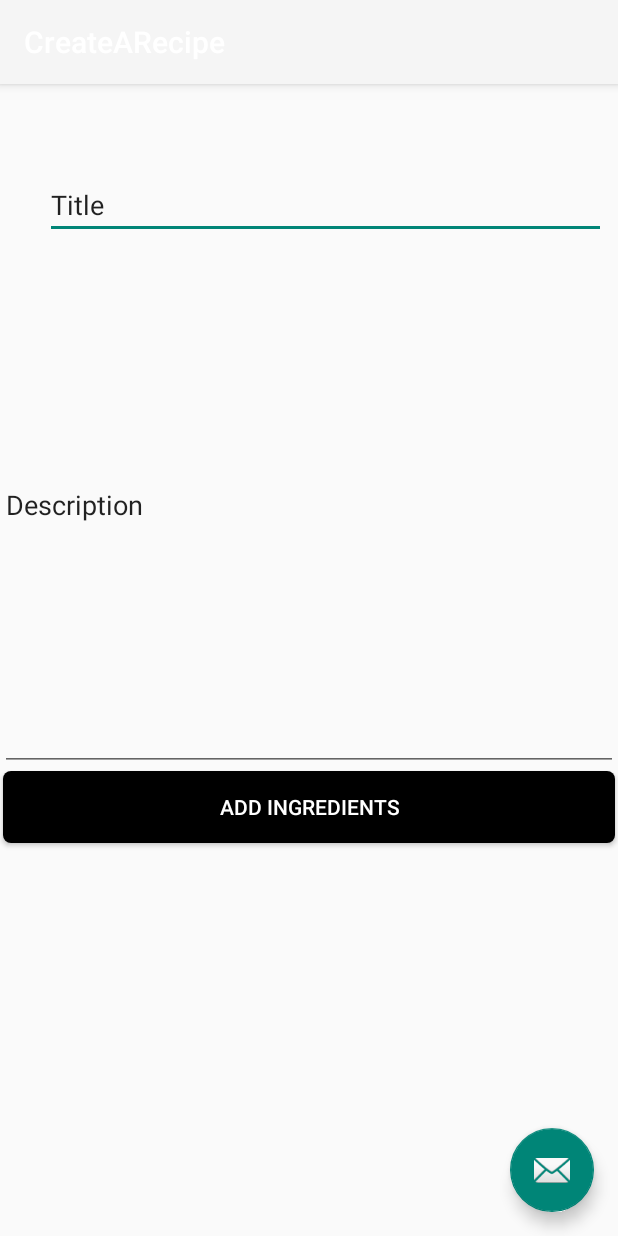
After one commit to JackoRo/SWEngAndroidApp, an Android app: the CreateARecipe screen opened directly, with no data from a screen before it, on a phone screen of 412 x 824 dp. The commit adds this screen. Run offline under Robolectric (Android 15) with nearby library versions, the phone set to English and light mode, and no system bars.

Commit message:
Current state of create a recipe page as of 22:30 on 6/4/18, just so the latest version is available. Done: -Text Views for Title and Description. -Button to add ingredients. -Constraint inference.
To Do:
-Header bar.
-Step image buttons.
-Functionality.
-Step activity screen.

```diff
--- a/app/src/main/AndroidManifest.xml
+++ b/app/src/main/AndroidManifest.xml
@@ -17,92 +17,96 @@
         android:roundIcon="@mipmap/ic_launcher_round"
         android:supportsRtl="true"
         android:theme="@style/Theme.AppCompat.Light">
-    `
+        `
         <activity
             android:name=".HomeActivity"
             android:label="@string/app_name"
-            android:noHistory = "false">
+            android:noHistory="false">
             <intent-filter>
                 <action android:name="android.intent.action.MAIN" />
+
                 <category android:name="android.intent.category.LAUNCHER" />
-
             </intent-filter>
         </activity>
-
         <activity
             android:name=".ShoppinglistActivity"
             android:label="@string/app_name"
             android:parentActivityName=".HomeActivity">
             <intent-filter>
                 <action android:name="android.intent.action.MAIN" />
+
                 <category android:name="android.intent.category.LAUNCHER" />
             </intent-filter>
         </activity>
-
         <activity
             android:name=".FavouritesActivity"
             android:label="@string/app_name"
             android:parentActivityName=".HomeActivity">
             <intent-filter>
                 <action android:name="android.intent.action.MAIN" />
+
                 <category android:name="android.intent.category.LAUNCHER" />
             </intent-filter>
         </activity>
-
         <activity
             android:name=".InstructionalVideoActivity"
             android:label="@string/app_name"
             android:parentActivityName=".HomeActivity">
             <intent-filter>
                 <action android:name="android.intent.action.MAIN" />
+
                 <category android:name="android.intent.category.LAUNCHER" />
             </intent-filter>
         </activity>
-
         <activity
             android:name=".HistoryActivity"
             android:label="@string/app_name"
             android:parentActivityName=".HomeActivity">
             <intent-filter>
                 <action android:name="android.intent.action.MAIN" />
+
                 <category android:name="android.intent.category.LAUNCHER" />
             </intent-filter>
         </activity>
 
         <service android:name=".PythonClient" />
 
-
-        <activity android:name=".PresentationActivity"
+        <activity
+            android:name=".PresentationActivity"
             android:parentActivityName=".RecipeSelectionActivity">
             <intent-filter>
                 <action android:name="android.intent.action.MAIN" />
+
                 <category android:name="android.intent.category.LAUNCHER" />
             </intent-filter>
         </activity>
-
-        <activity android:name=".EditFieldClass"/>
-        <activity android:name=".EditMessageClass"/>
-
+        <activity android:name=".EditFieldClass" />
+        <activity android:name=".EditMessageClass" />
         <activity
             android:name=".RecipeSelectionActivity"
-            android:parentActivityName=".HomeActivity"
+            android:label="@string/app_name"
             android:launchMode="singleTop"
-            android:label="@string/app_name">
+            android:parentActivityName=".HomeActivity">
             <intent-filter>
                 <action android:name="android.intent.action.MAIN" />
+
                 <category android:name="android.intent.category.LAUNCHER" />
             </intent-filter>
         </activity>
-
         <activity
             android:name=".SearchpageActivity"
-            android:parentActivityName=".HomeActivity"
-            android:label="@string/app_name">
+            android:label="@string/app_name"
+            android:parentActivityName=".HomeActivity">
             <intent-filter>
                 <action android:name="android.intent.action.MAIN" />
+
                 <category android:name="android.intent.category.LAUNCHER" />
             </intent-filter>
         </activity>
+        <activity
+            android:name=".CreateARecipe"
+            android:label="@string/title_activity_create_arecipe"
+            android:theme="@style/Theme.AppCompat.Light.NoActionBar"></activity>
     </application>
 
 </manifest>
--- /dev/null
+++ b/app/src/main/java/com/group3/swengandroidapp/CreateARecipe.java
@@ -0,0 +1,29 @@
+package com.group3.swengandroidapp;
+
+import android.os.Bundle;
+import android.support.design.widget.FloatingActionButton;
+import android.support.design.widget.Snackbar;
+import android.support.v7.app.AppCompatActivity;
+import android.support.v7.widget.Toolbar;
+import android.view.View;
+
+public class CreateARecipe extends AppCompatActivity {
+
+    @Override
+    protected void onCreate(Bundle savedInstanceState) {
+        super.onCreate(savedInstanceState);
+        setContentView(R.layout.activity_create_arecipe);
+        Toolbar toolbar = (Toolbar) findViewById(R.id.toolbar);
+        setSupportActionBar(toolbar);
+
+        FloatingActionButton fab = (FloatingActionButton) findViewById(R.id.fab);
+        fab.setOnClickListener(new View.OnClickListener() {
+            @Override
+            public void onClick(View view) {
+                Snackbar.make(view, "Replace with your own action", Snackbar.LENGTH_LONG)
+                        .setAction("Action", null).show();
+            }
+        });
+    }
+
+}
--- a/app/src/main/java/com/group3/swengandroidapp/MainActivity.java
+++ b/app/src/main/java/com/group3/swengandroidapp/MainActivity.java
@@ -53,27 +53,6 @@ public class MainActivity extends AppCompatActivity {
         //final Context thisContext = this;
         //super.onCreate(savedInstanceState);
         //setContentView(R.layout.activity_main);
-
-        //listenButtons();
-        /*add_button.setOnClickListener(new View.OnClickListener() {
-            @Override
-            public void onClick(View view) {
-                if (((ToggleButton) view).isChecked()) {
-                    DisplayToast("Toggle button is On");
-                }
-                else{
-                    DisplayToast("Toggle button is Off");
-                }
-            }
-        });*/
-
-        /*view_button.setOnClickListener(new View.OnClickListener() {
-            @Override
-            public void onClick(View view) {
-                DisplayToast("You have clicked the Save button");
-                //viewFavourites();
-            }
-        });*/
 
         mDrawerLayout = (DrawerLayout) findViewById(R.id.drawer_layout);
         mTitle = mDrawerTitle = getTitle();
--- /dev/null
+++ b/app/src/main/res/drawable/rounded_button.xml
@@ -0,0 +1,16 @@
+<?xml version="1.0" encoding="utf-8"?>
+    <shape xmlns:android="http://schemas.android.com/apk/res/android">
+        <solid android:color="@color/buttonColour"/>
+
+        <padding
+            android:left="1dp"
+            android:top="1dp"
+            android:right="1dp"
+            android:bottom="1dp"/>
+
+        <corners
+            android:bottomRightRadius="5dip"
+            android:bottomLeftRadius="5dip"
+            android:topLeftRadius="5dip"
+            android:topRightRadius="5dip"/>
+    </shape>
--- /dev/null
+++ b/app/src/main/res/layout/activity_create_arecipe.xml
@@ -0,0 +1,33 @@
+<?xml version="1.0" encoding="utf-8"?>
+<android.support.design.widget.CoordinatorLayout xmlns:android="http://schemas.android.com/apk/res/android"
+    xmlns:app="http://schemas.android.com/apk/res-auto"
+    xmlns:tools="http://schemas.android.com/tools"
+    android:layout_width="match_parent"
+    android:layout_height="match_parent"
+    tools:context="com.group3.swengandroidapp.CreateARecipe">
+
+    <android.support.design.widget.AppBarLayout
+        android:layout_width="match_parent"
+        android:layout_height="wrap_content"
+        android:theme="@style/AppBarOverlay">
+
+        <android.support.v7.widget.Toolbar
+            android:id="@+id/toolbar"
+            android:layout_width="match_parent"
+            android:layout_height="?attr/actionBarSize"
+            android:background="?attr/colorPrimary"
+            app:popupTheme="@style/PopupOverlay" />
+
+    </android.support.design.widget.AppBarLayout>
+
+    <include layout="@layout/content_create_arecipe" />
+
+    <android.support.design.widget.FloatingActionButton
+        android:id="@+id/fab"
+        android:layout_width="wrap_content"
+        android:layout_height="wrap_content"
+        android:layout_gravity="bottom|end"
+        android:layout_margin="@dimen/fab_margin"
+        app:srcCompat="@android:drawable/ic_dialog_email" />
+
+</android.support.design.widget.CoordinatorLayout>
--- /dev/null
+++ b/app/src/main/res/layout/content_create_arecipe.xml
@@ -0,0 +1,50 @@
+<?xml version="1.0" encoding="utf-8"?>
+<android.support.constraint.ConstraintLayout xmlns:android="http://schemas.android.com/apk/res/android"
+    xmlns:app="http://schemas.android.com/apk/res-auto"
+    xmlns:tools="http://schemas.android.com/tools"
+    android:layout_width="match_parent"
+    android:layout_height="match_parent"
+    app:layout_behavior="@string/appbar_scrolling_view_behavior"
+    tools:context="com.group3.swengandroidapp.CreateARecipe"
+    tools:showIn="@layout/activity_create_arecipe">
+
+    <EditText
+        android:id="@+id/editText"
+        android:layout_width="374dp"
+        android:layout_height="wrap_content"
+        android:layout_marginEnd="8dp"
+        android:layout_marginTop="58dp"
+        android:ems="10"
+        android:inputType="textPersonName"
+        android:text="@string/titleRequest"
+        app:layout_constraintBottom_toTopOf="@+id/editText2"
+        app:layout_constraintEnd_toEndOf="parent"
+        app:layout_constraintTop_toTopOf="parent" />
+
+    <EditText
+        android:id="@+id/editText2"
+        android:layout_width="0dp"
+        android:layout_height="0dp"
+        android:ems="10"
+        android:inputType="textPersonName"
+        android:text="@string/titleInput"
+        app:layout_constraintBottom_toTopOf="@+id/button"
+        app:layout_constraintEnd_toEndOf="parent"
+        app:layout_constraintStart_toStartOf="parent"
+        app:layout_constraintTop_toBottomOf="@+id/editText" />
+
+    <Button
+        android:id="@+id/button"
+        android:layout_width="0dp"
+        android:layout_height="wrap_content"
+        android:layout_marginBottom="262dp"
+        android:layout_marginEnd="2dp"
+        android:layout_marginStart="2dp"
+        android:background="@drawable/rounded_button"
+        android:text="@string/ingredientRequest"
+        android:textColor="@color/buttonTextColour"
+        app:layout_constraintBottom_toBottomOf="parent"
+        app:layout_constraintEnd_toEndOf="parent"
+        app:layout_constraintStart_toStartOf="parent"
+        app:layout_constraintTop_toBottomOf="@+id/editText2" />
+</android.support.constraint.ConstraintLayout>
--- a/app/src/main/res/values/strings.xml
+++ b/app/src/main/res/values/strings.xml
@@ -42,4 +42,13 @@
 
     <!-- TODO: Remove or change this placeholder text -->
     <string name="hello_blank_fragment">Hello blank fragment</string>
+    <string name="title_activity_create_arecipe">CreateARecipe</string>
+
+    <!-- This contains a list of strings to be used in the Create a Recipe GUI-->
+    <string name="introductoryComment">Create A Recipe</string>
+    <string name="titleRequest">Title</string>
+    <string name="titleInput">Description</string>
+    <string name="ingredientRequest">Add Ingredients</string>
+    <string name="firstStep">Step One</string>
+
 </resources>
--- a/app/src/main/res/values/styles.xml
+++ b/app/src/main/res/values/styles.xml
@@ -23,5 +23,9 @@
 
     <style name="AppTheme.PopupOverlay" parent="ThemeOverlay.AppCompat.Light" />
 
+    <style name="AppBarOverlay" parent="ThemeOverlay.AppCompat.Dark.ActionBar" />
+
+    <style name="PopupOverlay" parent="ThemeOverlay.AppCompat.Light" />
+
 
 </resources>
```
